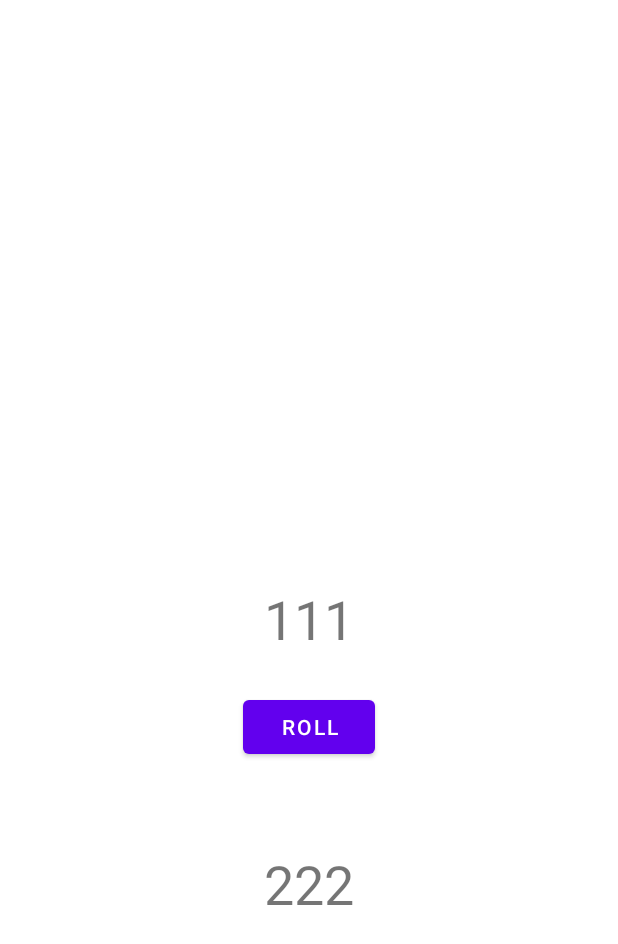
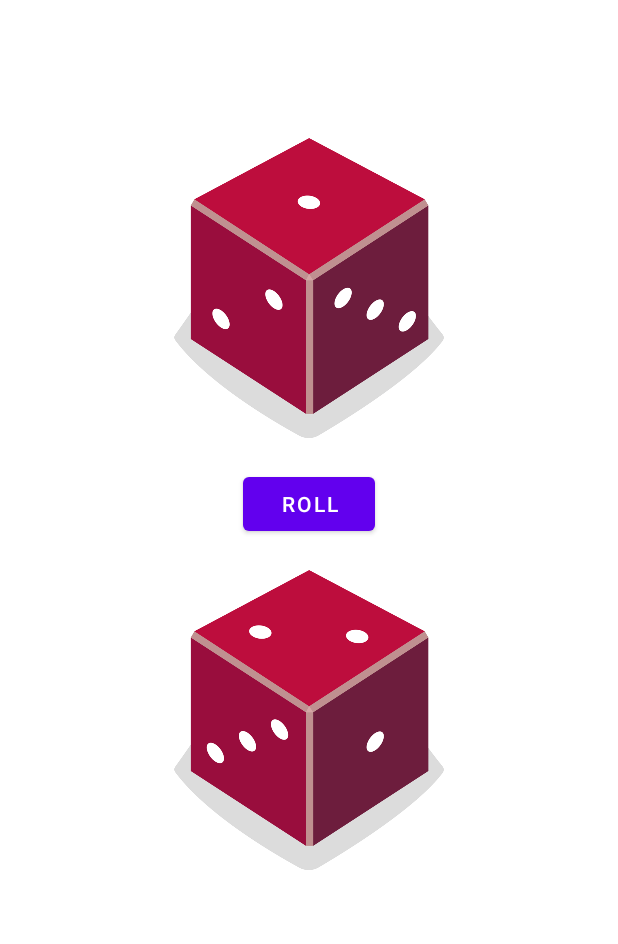
Before and after one commit to MarinaShnyakina/PracticingKotlinAndAndroidStudio, an Android app: the layout activity_dice_roller.xml on its own in the app's theme, with its tools: preview values and no code run, on a phone screen of 412 x 824 dp. Shown: the top 944 px of the screen. Run offline under Robolectric (Android 15) with nearby library versions, the phone set to English and light mode, and no system bars.

Commit message:
Add an image and options

```diff
--- a/app/src/main/res/layout/activity_dice_roller.xml
+++ b/app/src/main/res/layout/activity_dice_roller.xml
@@ -6,39 +6,34 @@
     android:layout_height="match_parent"
     tools:context=".DiceRoller.DiceRoller">
 
-    <TextView
-        android:id="@+id/textViewDice1"
-        android:layout_width="wrap_content"
-        android:layout_height="wrap_content"
-        android:text=""
-        android:textSize="36sp"
-        android:textStyle="normal"
-        app:layout_constraintBottom_toBottomOf="parent"
-        app:layout_constraintEnd_toEndOf="parent"
-        app:layout_constraintStart_toStartOf="parent"
-        app:layout_constraintTop_toTopOf="parent"
-        tools:text="111" />
-
     <Button
         android:id="@+id/buttonRoll"
         android:layout_width="wrap_content"
         android:layout_height="wrap_content"
-        android:layout_marginTop="24dp"
+        android:layout_marginTop="20dp"
         android:text="@string/button_roll"
         app:layout_constraintEnd_toEndOf="parent"
         app:layout_constraintStart_toStartOf="parent"
-        app:layout_constraintTop_toBottomOf="@+id/textViewDice1" />
+        app:layout_constraintTop_toBottomOf="@+id/imageViewDice1" />
 
-    <TextView
-        android:id="@+id/textViewDice2"
-        android:layout_width="wrap_content"
-        android:layout_height="wrap_content"
-        android:layout_marginTop="56dp"
-        android:text=""
-        tools:text="222"
-        android:textSize="36sp"
-        android:textStyle="normal"
+    <ImageView
+        android:id="@+id/imageViewDice1"
+        android:layout_width="200dp"
+        android:layout_height="200dp"
+        android:layout_marginTop="92dp"
         app:layout_constraintEnd_toEndOf="parent"
         app:layout_constraintStart_toStartOf="parent"
-        app:layout_constraintTop_toBottomOf="@+id/buttonRoll" />
+        app:layout_constraintTop_toTopOf="parent"
+        tools:srcCompat="@drawable/dice_1" />
+
+    <ImageView
+        android:id="@+id/imageViewDice2"
+        android:layout_width="200dp"
+        android:layout_height="200dp"
+        android:layout_marginTop="20dp"
+        app:layout_constraintEnd_toEndOf="@+id/imageViewDice1"
+        app:layout_constraintStart_toStartOf="@+id/imageViewDice1"
+        app:layout_constraintTop_toBottomOf="@+id/buttonRoll"
+        app:srcCompat="@drawable/dice_2" />
+
 </androidx.constraintlayout.widget.ConstraintLayout>
```
Also changed, not shown: app/src/main/java/com/example/practicingkotlinandandroidstudio/DiceRoller/DiceRoller.kt (+26 -9 lines), app/src/main/res/drawable/dice_1.png (added), app/src/main/res/drawable/dice_2.png (added), app/src/main/res/drawable/dice_3.png (added), app/src/main/res/drawable/dice_4.png (added), app/src/main/res/drawable/dice_5.png (added), app/src/main/res/drawable/dice_6.png (added).
